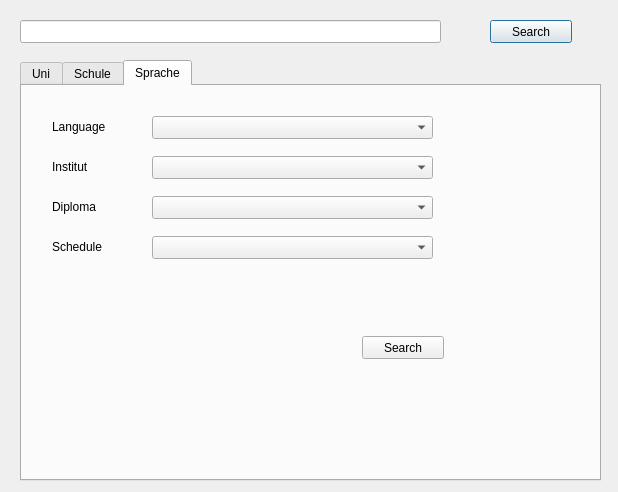
First picture: the form in addnewrequestdialog.ui, repository MrRisoni/Gauss, before the edit.
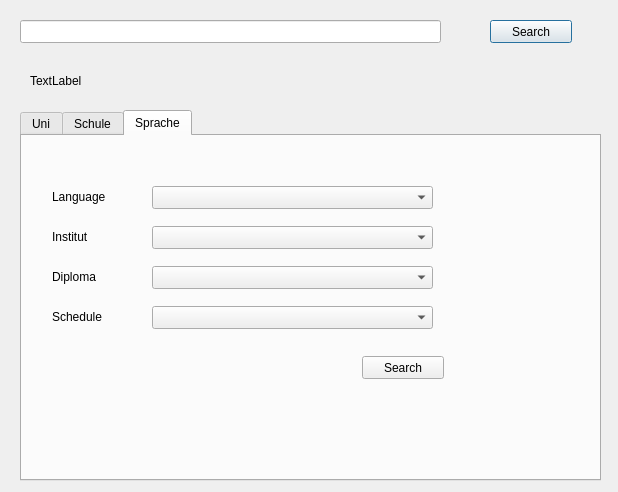
Second picture: the form after the edit. The open tabs and pages were chosen to show the change.

Commit message: request schule dialog

```diff
--- a/addnewrequestdialog.ui
+++ b/addnewrequestdialog.ui
@@ -40,9 +40,9 @@
    <property name="geometry">
     <rect>
      <x>20</x>
-     <y>60</y>
+     <y>110</y>
      <width>581</width>
-     <height>421</height>
+     <height>371</height>
     </rect>
    </property>
    <property name="currentIndex">
@@ -181,7 +181,7 @@
      <property name="geometry">
       <rect>
        <x>30</x>
-       <y>30</y>
+       <y>50</y>
        <width>81</width>
        <height>21</height>
       </rect>
@@ -194,7 +194,7 @@
      <property name="geometry">
       <rect>
        <x>30</x>
-       <y>70</y>
+       <y>90</y>
        <width>81</width>
        <height>21</height>
       </rect>
@@ -207,7 +207,7 @@
      <property name="geometry">
       <rect>
        <x>30</x>
-       <y>110</y>
+       <y>130</y>
        <width>81</width>
        <height>21</height>
       </rect>
@@ -220,7 +220,7 @@
      <property name="geometry">
       <rect>
        <x>30</x>
-       <y>150</y>
+       <y>170</y>
        <width>81</width>
        <height>21</height>
       </rect>
@@ -233,7 +233,7 @@
      <property name="geometry">
       <rect>
        <x>130</x>
-       <y>30</y>
+       <y>50</y>
        <width>281</width>
        <height>23</height>
       </rect>
@@ -243,7 +243,7 @@
      <property name="geometry">
       <rect>
        <x>130</x>
-       <y>70</y>
+       <y>90</y>
        <width>281</width>
        <height>23</height>
       </rect>
@@ -253,7 +253,7 @@
      <property name="geometry">
       <rect>
        <x>130</x>
-       <y>110</y>
+       <y>130</y>
        <width>281</width>
        <height>23</height>
       </rect>
@@ -263,7 +263,7 @@
      <property name="geometry">
       <rect>
        <x>130</x>
-       <y>150</y>
+       <y>170</y>
        <width>281</width>
        <height>23</height>
       </rect>
@@ -273,7 +273,7 @@
      <property name="geometry">
       <rect>
        <x>340</x>
-       <y>250</y>
+       <y>220</y>
        <width>82</width>
        <height>23</height>
       </rect>
@@ -284,6 +284,19 @@
     </widget>
    </widget>
   </widget>
+  <widget class="QLabel" name="labelStudentData">
+   <property name="geometry">
+    <rect>
+     <x>30</x>
+     <y>60</y>
+     <width>501</width>
+     <height>41</height>
+    </rect>
+   </property>
+   <property name="text">
+    <string>TextLabel</string>
+   </property>
+  </widget>
  </widget>
  <resources/>
  <connections/>
```
Left out of the diff: 16 changed lines with no effect on the pictures. The commit also changes 4 other files.
